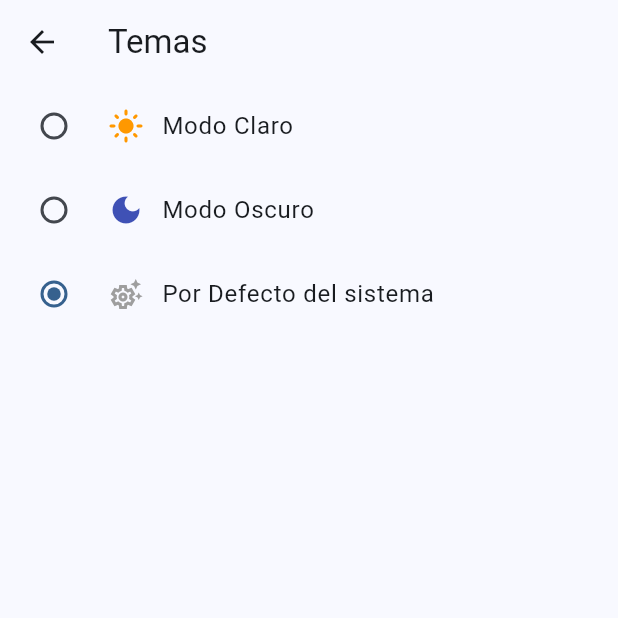
After one commit to Angel453-jpg/flutter-crud, a Flutter app: the screen it shows after launch, in the side drawer, after a tap on "Temas", on a phone screen of 412 x 824 dp, the top half of it. The commit adds this screen. Run offline on Flutter 3.47's test engine with Material 3 defaults, Android fonts, the phone set to English and light mode, and no system bars; our stand-ins replace cloud_firestore, firebase_core, shared_preferences; accounts and stored records are empty.

Commit message:
Mejora en el diseño de la aplicación

```diff
--- /dev/null
+++ b/lib/screens/theme_settings_screen.dart
@@ -0,0 +1,57 @@
+import 'package:flutter/material.dart';
+import 'package:flutter_crud/providers/theme_provider.dart';
+import 'package:provider/provider.dart';
+
+class ThemeSettingsScreen extends StatelessWidget {
+  const ThemeSettingsScreen({super.key});
+
+  @override
+  Widget build(BuildContext context) {
+    final themeProvider = Provider.of<ThemeProvider>(context);
+    final currentTheme = themeProvider.themeMode;
+
+    return Scaffold(
+      appBar: AppBar(title: const Text('Temas')),
+      body: ListView(
+        children: [
+          RadioListTile<ThemeMode>(
+            title: Row(
+              children: const [
+                Icon(Icons.light_mode, color: Colors.orange),
+                SizedBox(width: 12),
+                Text('Modo Claro'),
+              ],
+            ),
+            value: ThemeMode.light,
+            groupValue: currentTheme,
+            onChanged: (value) => themeProvider.setThemeMode(value!),
+          ),
+          RadioListTile<ThemeMode>(
+            title: Row(
+              children: const [
+                Icon(Icons.dark_mode, color: Colors.indigo),
+                SizedBox(width: 12),
+                Text('Modo Oscuro'),
+              ],
+            ),
+            value: ThemeMode.dark,
+            groupValue: currentTheme,
+            onChanged: (value) => themeProvider.setThemeMode(value!),
+          ),
+          RadioListTile<ThemeMode>(
+            title: Row(
+              children: const [
+                Icon(Icons.settings_suggest_outlined, color: Colors.grey),
+                SizedBox(width: 12),
+                Text('Por Defecto del sistema'),
+              ],
+            ),
+            value: ThemeMode.system,
+            groupValue: currentTheme,
+            onChanged: (value) => themeProvider.setThemeMode(value!),
+          ),
+        ],
+      ),
+    );
+  }
+}
--- /dev/null
+++ b/lib/widgets/side_menu_drawer.dart
@@ -0,0 +1,34 @@
+import 'package:flutter/material.dart';
+import 'package:flutter_crud/screens/theme_settings_screen.dart';
+
+class SideMenuDrawer extends StatelessWidget {
+  const SideMenuDrawer({super.key});
+
+  @override
+  Widget build(BuildContext context) {
+    return Drawer(
+      child: ListView(
+        padding: EdgeInsets.zero,
+        children: [
+          const DrawerHeader(
+            decoration: BoxDecoration(color: Colors.blue),
+            child: Text(
+              'Configuraciones',
+              style: TextStyle(color: Colors.white, fontSize: 20),
+            ),
+          ),
+          ListTile(
+            leading: const Icon(Icons.palette),
+            title: const Text('Temas'),
+            onTap: () {
+              Navigator.of(context).pop();
+              Navigator.of(
+                context,
+              ).push(MaterialPageRoute(builder: (_) => ThemeSettingsScreen()));
+            },
+          ),
+        ],
+      ),
+    );
+  }
+}
```
Also changed, not shown: lib/dialogs/delete_confirmation_dialog.dart (+18 -2 lines), lib/screens/my_home_page.dart (+17 -2 lines), lib/widgets/cellphone_list.dart (+11 -1 lines), lib/widgets/cellphone_title.dart (+26 -9 lines), lib/widgets/custom_app_bar.dart (deleted, +0 -62 lines).
